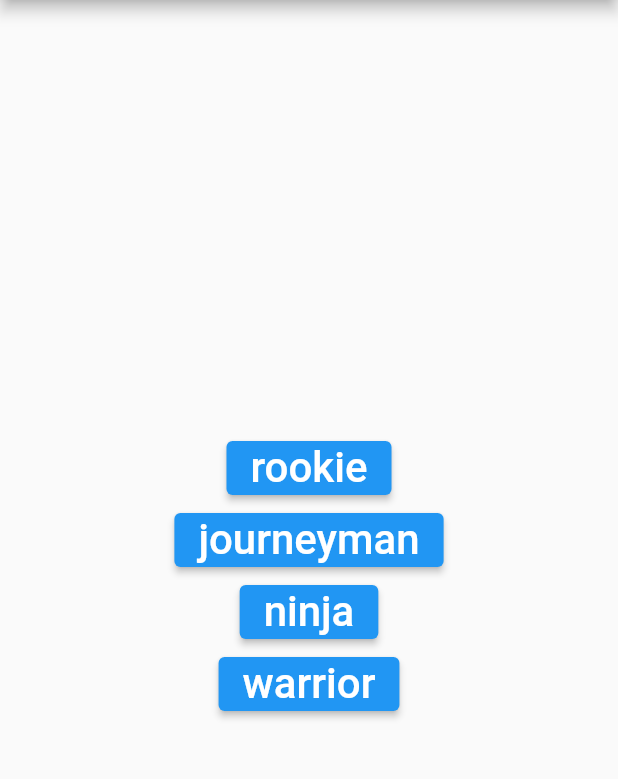
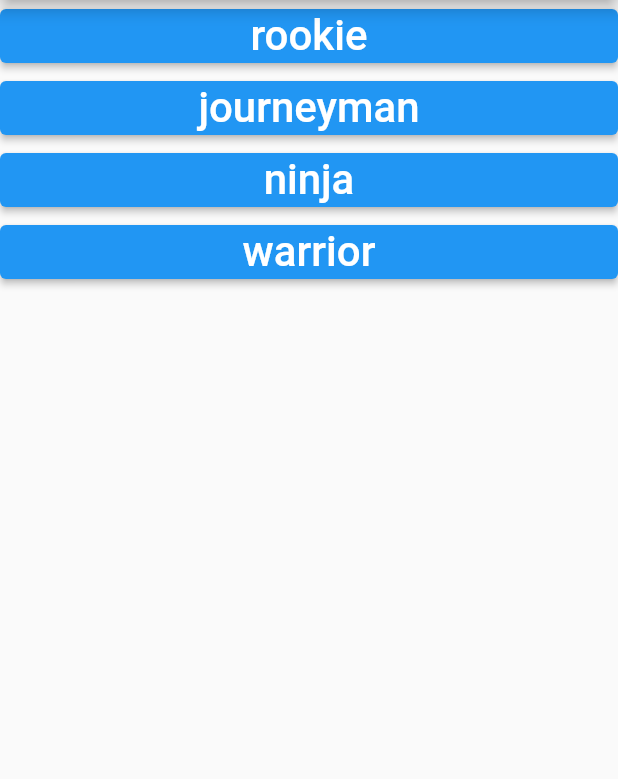
Before and after one commit to DiogoVieiraFerreira/mob2_quizz, a Flutter app: the screen it shows after launch, on a phone screen of 412 x 824 dp, the part 84-863 px from its top. Run offline on Flutter 3.47's test engine with Material 2 defaults, Android fonts, the phone set to English and light mode, and no system bars.

```diff
--- a/lib/main.dart
+++ b/lib/main.dart
@@ -12,7 +12,11 @@ class QuizApp extends StatelessWidget {
       theme: ThemeData(
         primarySwatch: Colors.blue,
       ),
-      home: GameList(),
+      initialRoute: '/',
+      routes: {
+        '/': (context) => GameList(),
+        '/quiz': (context) => GameScreen(),
+      },
     );
   }
 }
--- a/lib/widgets/game_list.dart
+++ b/lib/widgets/game_list.dart
@@ -8,16 +8,15 @@ class GameList extends StatelessWidget {
         appBar: AppBar(
           title: Text("Quiz List"),
         ),
-        body: ListQuiz(),
+        body: ListQuiz(context),
     );
   }
 
-  Widget ListQuiz() {
+  Widget ListQuiz(BuildContext context) {
     var quizzButtons = QuizSessionType.values.map((type) {
       return ElevatedButton(
           onPressed: () {
-            QuizSession session = QuizSession.fromEnum(type);
-            print(session);
+            Navigator.pushNamed(context,"/quiz", arguments: {"type": type});
           },
           child: Text(
               type?.toString()?.split('.')?.elementAt(1), textScaleFactor: 2.0,
@@ -25,11 +24,10 @@ class GameList extends StatelessWidget {
       );
     });
     return Center(
-      child: Column(
-        mainAxisAlignment: MainAxisAlignment.center,
-        children: <Widget>[
+      child: ListView(
+        children: [
           ...quizzButtons,
-        ],
+        ]
       ),
     );
   }
--- a/lib/widgets/game_screen.dart
+++ b/lib/widgets/game_screen.dart
@@ -4,9 +4,13 @@ import 'package:provider/provider.dart';
 import 'package:quiz/models/quiz_session.dart';
 
 class GameScreen extends StatelessWidget {
+
   @override
   Widget build(BuildContext context) {
-    QuizSession session = QuizSession.fromEnum(QuizSessionType.warrior);
+
+    final  Map<String, QuizSessionType>routeParams = ModalRoute.of(context).settings.arguments;
+    print(routeParams["type"]);
+    QuizSession session = QuizSession.fromEnum(routeParams["type"]);
     session.nextQuestion();
 
     return Scaffold(
```
